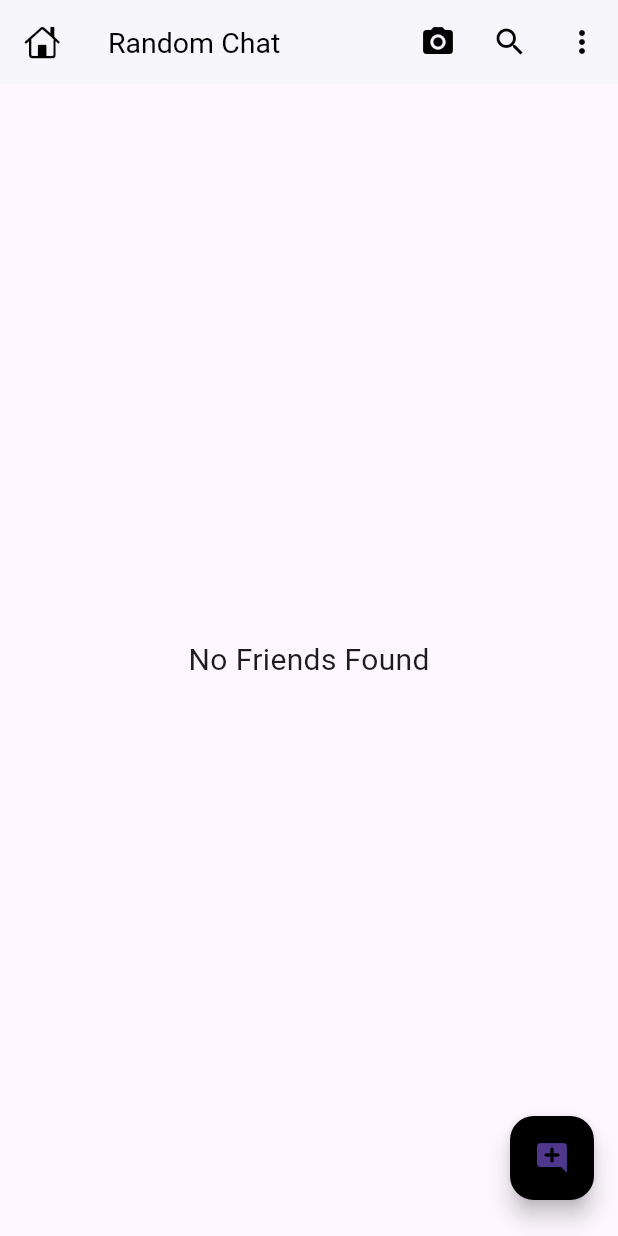
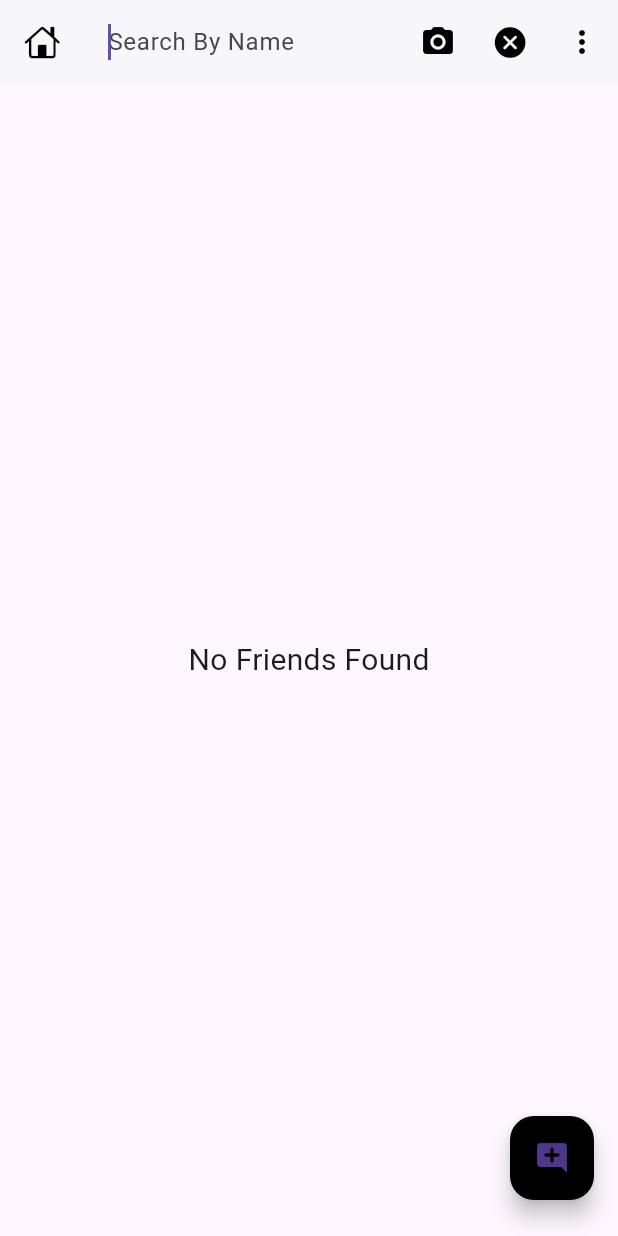
Before and after one commit to Akhil27792/randomchat, a Flutter app: the HomeScreen screen opened directly, after a tap on the "search" icon, on a phone screen of 412 x 824 dp. Run offline on Flutter 3.47's test engine with Material 3 defaults, Android fonts, the phone set to English and light mode, and no system bars; our stand-ins replace cached_network_image, cloud_firestore, firebase_auth, firebase_core, google_sign_in; missing offline and left inert: dart:js_interop; accounts and stored records are empty.

Commit message:
day26 completed

```diff
--- a/lib/screens/auth/home_screen.dart
+++ b/lib/screens/auth/home_screen.dart
@@ -14,7 +14,12 @@
 }
 
 class _HomeScreenState extends State<HomeScreen> {
-  late List<ChatUser> list = [];
+  //for storing all users
+  late List<ChatUser> _list = [];
+  //for storing searched items
+  final List<ChatUser> _searchList = [];
+  //for storing search status
+  bool _isSearching = false;
   @override
   void initState() {
     super.initState();
@@ -25,13 +30,41 @@
   Widget build(BuildContext context) {
     return Scaffold(
       appBar: AppBar(
-        title: const Text('Random Chat'),
+        title: _isSearching
+            ? TextField(
+                decoration: const InputDecoration(
+                  border: InputBorder.none,
+                  hintText: "Search By Name",
+                ),
+                style: const TextStyle(fontSize: 16, letterSpacing: 0.5),
+                //when search text changes then updated search list
+                onChanged: (value) {
+                  //search logic
+                  _searchList.clear();
+                  for (var i in _list) {
+                    if (i.name.toLowerCase().contains(value.toLowerCase())) {
+                      _searchList.add(i);
+                    }
+                    setState(() {
+                      _searchList;
+                    });
+                  }
+                },
+                autofocus: true,
+              )
+            : const Text('Random Chat'),
         leading: const Icon(CupertinoIcons.home),
         actions: [
           IconButton(onPressed: () {}, icon: const Icon(Icons.camera_alt)),
           IconButton(
-            onPressed: () {},
-            icon: const Icon(Icons.search),
+            onPressed: () {
+              setState(() {
+                _isSearching = !_isSearching;
+              });
+            },
+            icon: Icon(_isSearching
+                ? CupertinoIcons.clear_circled_solid
+                : Icons.search),
           ),
           IconButton(
               onPressed: () {
@@ -62,18 +95,18 @@
             case ConnectionState.active:
             case ConnectionState.done:
               final data = snapshot.data?.docs;
-              list =
+              _list =
                   data?.map((e) => ChatUser.fromJson(e.data())).toList() ?? [];
           }
-          if (list.isNotEmpty) {
+          if (_list.isNotEmpty) {
             return ListView.builder(
-                itemCount: list.length,
+                itemCount: _isSearching ? _searchList.length : _list.length,
                 padding: EdgeInsets.only(top: mq.height * .01),
                 physics: const BouncingScrollPhysics(),
                 itemBuilder: (context, index) {
                   // return const ChatUserCard();
                   return ChatUserCard(
-                    user: list[index],
+                    user: _isSearching ? _searchList[index] : _list[index],
                   );
                 });
           } else {
```
